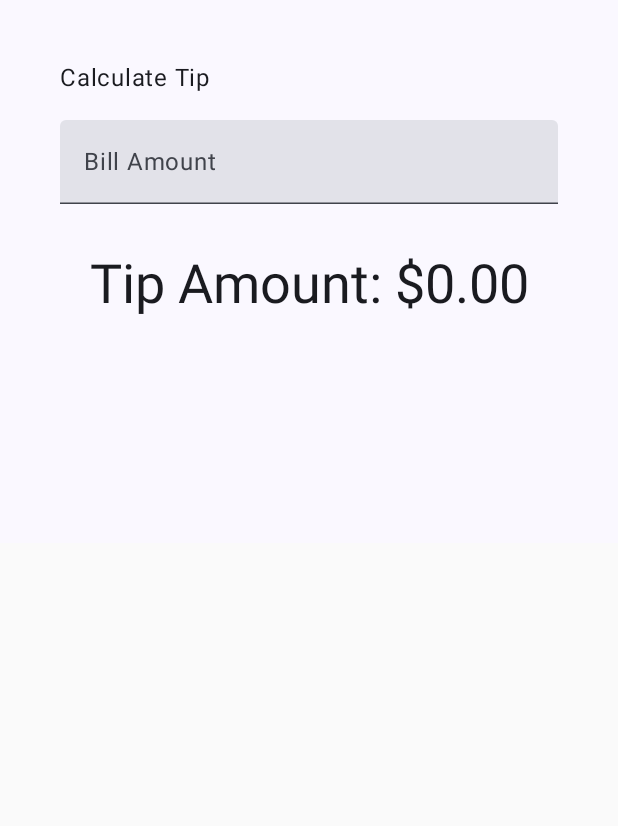
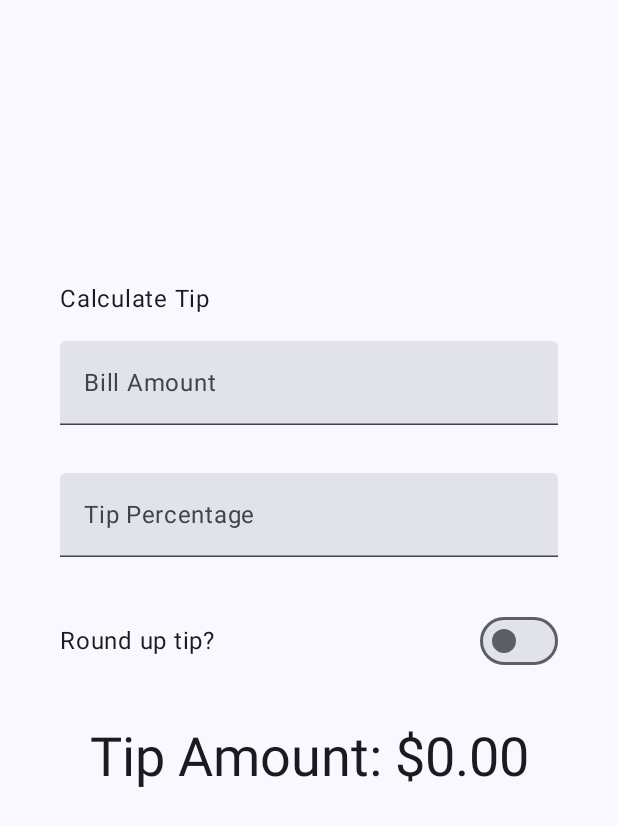
Before and after one commit to kurkumaaa/TipTime, an Android app built with Jetpack Compose: the screen it shows after launch (MainActivity), on a phone screen of 412 x 824 dp. Shown: the top 826 px of the screen. Run offline under Robolectric (Android 15) with nearby library versions, the phone set to English and light mode, and no system bars.

Commit message:
Add custom tip percentage and rounding controls

```diff
--- a/app/src/main/java/com/falin/tiptime/MainActivity.kt
+++ b/app/src/main/java/com/falin/tiptime/MainActivity.kt
@@ -5,25 +5,25 @@ import android.os.Bundle
 import androidx.activity.ComponentActivity
 import androidx.activity.compose.setContent
 import androidx.activity.enableEdgeToEdge
+import androidx.annotation.StringRes
 import androidx.compose.foundation.layout.Arrangement
 import androidx.compose.foundation.layout.Column
+import androidx.compose.foundation.layout.Row
 import androidx.compose.foundation.layout.Spacer
 import androidx.compose.foundation.layout.fillMaxSize
 import androidx.compose.foundation.layout.fillMaxWidth
 import androidx.compose.foundation.layout.height
 import androidx.compose.foundation.layout.padding
 import androidx.compose.foundation.layout.safeDrawingPadding
-import androidx.compose.foundation.layout.statusBarsPadding
 import androidx.compose.foundation.rememberScrollState
 import androidx.compose.foundation.text.KeyboardOptions
 import androidx.compose.foundation.verticalScroll
 import androidx.compose.material3.MaterialTheme
-import androidx.compose.material3.Scaffold
 import androidx.compose.material3.Surface
+import androidx.compose.material3.Switch
 import androidx.compose.material3.Text
 import androidx.compose.material3.TextField
 import androidx.compose.runtime.Composable
-import androidx.compose.runtime.MutableState
 import androidx.compose.runtime.getValue
 import androidx.compose.runtime.mutableStateOf
 import androidx.compose.runtime.remember
@@ -31,6 +31,7 @@ import androidx.compose.runtime.setValue
 import androidx.compose.ui.Alignment
 import androidx.compose.ui.Modifier
 import androidx.compose.ui.res.stringResource
+import androidx.compose.ui.text.input.ImeAction
 import androidx.compose.ui.text.input.KeyboardType
 import androidx.compose.ui.tooling.preview.Preview
 import androidx.compose.ui.unit.dp
@@ -43,7 +44,7 @@ class MainActivity : ComponentActivity() {
         enableEdgeToEdge()
         setContent {
             TipTimeTheme {
-                Surface(){
+                Surface(modifier = Modifier.fillMaxSize()) {
                     TipTimeLayout()
                 }
             }
@@ -53,12 +54,17 @@ class MainActivity : ComponentActivity() {
 
 @Composable
 fun TipTimeLayout() {
+    var amountInput by remember { mutableStateOf("") }
+    var tipInput by remember { mutableStateOf("") }
+    var roundUp by remember { mutableStateOf(false) }
+    val amount = amountInput.toDoubleOrNull() ?: 0.0
+    val tipPercent = tipInput.toDoubleOrNull() ?: 0.0
+    val tip = calculateTip(amount, tipPercent, roundUp)
     Column(
         modifier = Modifier
-            .statusBarsPadding()
+            .safeDrawingPadding()
             .padding(horizontal = 40.dp)
-            .verticalScroll(rememberScrollState())
-            .safeDrawingPadding(),
+            .verticalScroll(rememberScrollState()),
         horizontalAlignment = Alignment.CenterHorizontally,
         verticalArrangement = Arrangement.Center
     ) {
@@ -69,30 +75,89 @@ fun TipTimeLayout() {
                 .align(alignment = Alignment.Start)
         )
 
-        EditNumberField(modifier = Modifier.padding(bottom = 32.dp).fillMaxWidth())
+        EditNumberField(
+            label = R.string.bill_amount,
+            keyboardOptions = KeyboardOptions.Default.copy(
+                keyboardType = KeyboardType.Number,
+                imeAction = ImeAction.Next
+            ),
+            value = amountInput,
+            onValueChange = { amountInput = it },
+            modifier = Modifier
+                .padding(bottom = 32.dp)
+                .fillMaxWidth()
+        )
+
+        EditNumberField(
+            label = R.string.how_was_the_service,
+            keyboardOptions = KeyboardOptions.Default.copy(
+                keyboardType = KeyboardType.Number,
+                imeAction = ImeAction.Done
+            ),
+            value = tipInput,
+            onValueChange = { tipInput = it },
+            modifier = Modifier.padding(bottom = 32.dp).fillMaxWidth()
+        )
+        RoundTheTipRow(
+            roundUp = roundUp,
+            onRoundUpChanged = { roundUp = it },
+            modifier = Modifier.padding(bottom = 32.dp)
+        )
+
         Text(
-            text = stringResource(R.string.tip_amount, "$0.00"),
+            text = stringResource(R.string.tip_amount, tip),
             style = MaterialTheme.typography.displaySmall
         )
         Spacer(modifier = Modifier.height(150.dp))
     }
 }
-private fun calculateTip(amount: Double, tipPercent: Double = 15.0): String {
-    val tip = tipPercent / 100 * amount
+private fun calculateTip(
+    amount: Double,
+    tipPercent: Double = 15.0,
+    roundUp: Boolean
+): String {
+    var tip = tipPercent / 100 * amount
+    if (roundUp) {
+        tip = kotlin.math.ceil(tip)
+    }
     return NumberFormat.getCurrencyInstance().format(tip)
 }
 @Composable
-fun EditNumberField(modifier: Modifier = Modifier) {
-    var amountInput by remember { mutableStateOf("") }
+fun EditNumberField(
+    @StringRes label: Int,
+    keyboardOptions: KeyboardOptions,
+    value: String,
+    onValueChange: (String) -> Unit,
+    modifier: Modifier = Modifier
+) {
     TextField(
-        label = { Text(stringResource(R.string.bill_amount)) },
+        value = value,
+        onValueChange = onValueChange,
         singleLine = true,
-        value = amountInput,
-        keyboardOptions = KeyboardOptions(keyboardType = KeyboardType.Number),
-        onValueChange = {amountInput = it},
+        label = { Text(stringResource(label)) },
+        keyboardOptions = keyboardOptions,
         modifier = modifier
     )
 }
+
+@Composable
+fun RoundTheTipRow(
+    roundUp: Boolean,
+    onRoundUpChanged: (Boolean) -> Unit,
+    modifier: Modifier = Modifier
+) {
+    Row(
+        modifier = modifier.fillMaxWidth().height(48.dp),
+        verticalAlignment = Alignment.CenterVertically
+    ) {
+        Text(
+            text = stringResource(R.string.round_up_tip),
+            modifier = Modifier.weight(1f)
+        )
+        Switch(checked = roundUp, onCheckedChange = onRoundUpChanged)
+    }
+}
+
 @Preview(showBackground = true)
 @Composable
 fun GreetingPreview() {
--- a/app/src/main/res/values/strings.xml
+++ b/app/src/main/res/values/strings.xml
@@ -3,6 +3,8 @@
 
     <string name="calculate_tip">Calculate Tip</string>
     <string name="bill_amount">Bill Amount</string>
+    <string name="how_was_the_service">Tip Percentage</string>
+    <string name="round_up_tip">Round up tip?</string>
     <string name="tip_amount">Tip Amount: %s</string>
 
 
```
